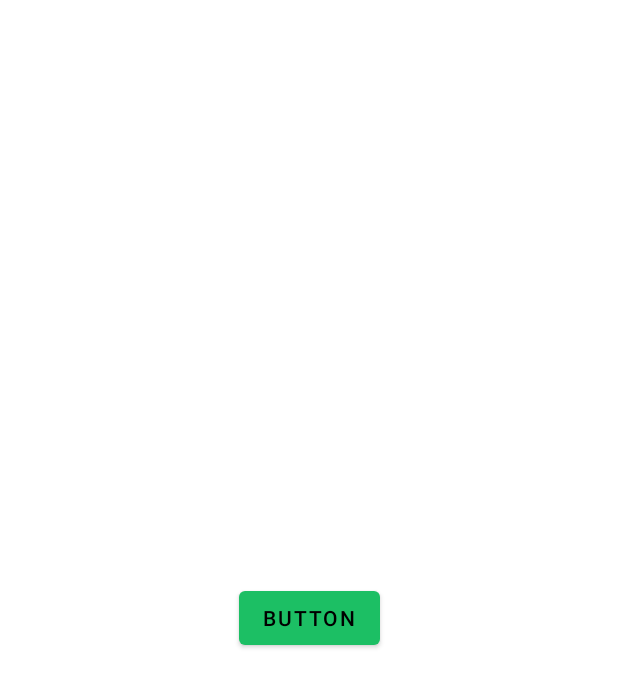
After one commit to lleoparden/Chat_Application, an Android app: the layout auth_mainpage.xml on its own in the app's theme, with its tools: preview values and no code run, on a phone screen of 412 x 824 dp. The commit adds this screen. Shown: the top 687 px of the screen. Run offline under Robolectric (Android 15) with nearby library versions, the light colour scheme and no system bars.

Commit message:
preparing to work on the AuthActivity

```diff
--- a/app/src/main/AndroidManifest.xml
+++ b/app/src/main/AndroidManifest.xml
@@ -25,7 +25,7 @@
         tools:targetApi="31" >
 
         <activity
-            android:name=".MainActivity"
+            android:name=".AuthActivity"
             android:exported="true">
             <intent-filter>
                 <action android:name="android.intent.action.MAIN" />
@@ -34,7 +34,7 @@
         </activity>
 
         <activity
-            android:name=".AuthActivity"
+            android:name=".MainActivity"
             android:exported="true" />
         <activity
             android:name=".ChatRoomActivity"
--- /dev/null
+++ b/app/src/main/res/layout/auth_mainpage.xml
@@ -0,0 +1,17 @@
+<?xml version="1.0" encoding="utf-8"?>
+<androidx.constraintlayout.widget.ConstraintLayout xmlns:android="http://schemas.android.com/apk/res/android"
+    xmlns:app="http://schemas.android.com/apk/res-auto"
+    xmlns:tools="http://schemas.android.com/tools"
+    android:layout_width="match_parent"
+    android:layout_height="match_parent">
+
+    <Button
+        android:id="@+id/button"
+        android:layout_width="wrap_content"
+        android:layout_height="wrap_content"
+        android:text="Button"
+        app:layout_constraintBottom_toBottomOf="parent"
+        app:layout_constraintEnd_toEndOf="parent"
+        app:layout_constraintStart_toStartOf="parent"
+        app:layout_constraintTop_toTopOf="parent" />
+</androidx.constraintlayout.widget.ConstraintLayout>
```
Also changed, not shown: app/src/main/java/com/example/chat_application/AuthActivity.kt (+20 -0 lines), app/src/main/java/com/example/chat_application/MainActivity.kt (+10 -7 lines).
